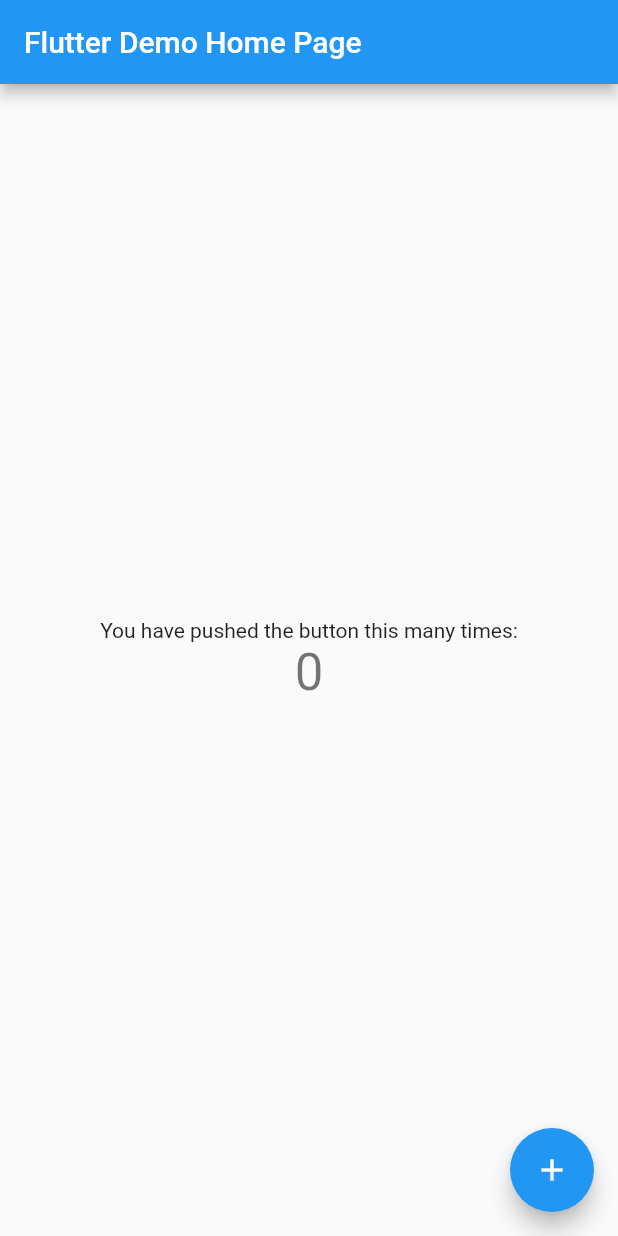
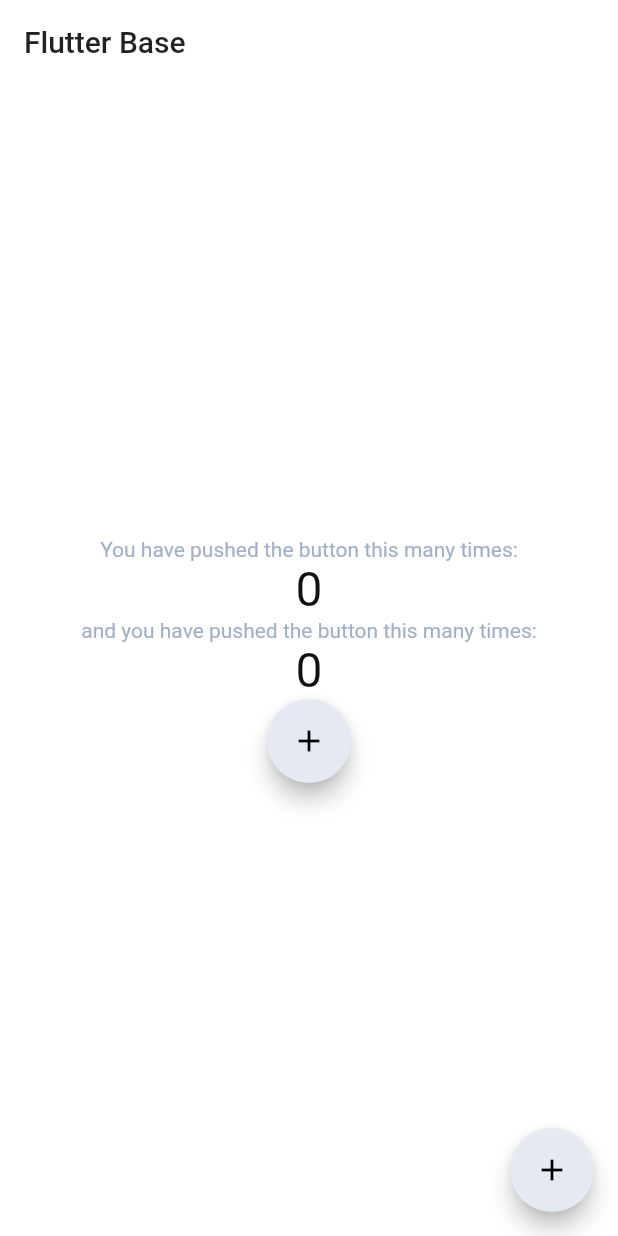
Before and after one commit to nouhben/flutter-starter-architecture, a Flutter app: the screen it shows after launch, on a phone screen of 412 x 824 dp. Run offline on Flutter 3.47's test engine with Material 2 defaults, Android fonts, the phone set to English and light mode, and no system bars; our stand-ins replace google_fonts.

Commit message:
new counter class

```diff
--- a/lib/main.dart
+++ b/lib/main.dart
@@ -1,3 +1,5 @@
+import 'package:chatt_squad/models/my_theme_provider.dart';
+import 'package:chatt_squad/shared/theme.dart';
 import 'package:flutter/material.dart';
 import 'package:provider/provider.dart';
 
@@ -9,15 +11,22 @@ class MyApp extends StatelessWidget {
   // This widget is the root of your application.
   @override
   Widget build(BuildContext context) {
-    return MaterialApp(
-      title: 'Flutter Demo',
-      theme: ThemeData(
-        primarySwatch: Colors.blue,
-        visualDensity: VisualDensity.adaptivePlatformDensity,
+    return ChangeNotifierProvider<MyThemeModel>(
+      create: (context) => MyThemeModel(),
+      child: Consumer<MyThemeModel>(
+        builder: (context, theme, child) => MaterialApp(
+          title: 'Flutter Base App Structure',
+          theme: themeData(context),
+          darkTheme: darkThemeData(context),
+          themeMode: theme.isLightTheme ? ThemeMode.light : ThemeMode.dark,
+          home: MultiProvider(providers: [
+            ChangeNotifierProvider<Counter>(create: (context) => Counter()),
+            ChangeNotifierProvider<ValueNotifier<int>>(
+              create: (context) => ValueNotifier<int>(0),
+            ),
+          ], child: MyHomePage(title: 'Flutter Base')),
+        ),
       ),
-      home: ChangeNotifierProvider(
-          create: (BuildContext context) => Counter(),
-          child: MyHomePage(title: 'Flutter Demo Home Page')),
     );
   }
 }
@@ -28,7 +37,8 @@ class MyHomePage extends StatelessWidget {
 
   @override
   Widget build(BuildContext context) {
-    final counter = Provider.of<Counter>(context);
+    final counter = Provider.of<ValueNotifier<int>>(context, listen: false);
+    //we get the counter object created & also register as listener
     print('re-building');
     return Scaffold(
       appBar: AppBar(
@@ -41,16 +51,35 @@ class MyHomePage extends StatelessWidget {
             Text(
               'You have pushed the button this many times:',
             ),
+            Consumer<ValueNotifier<int>>(
+              builder: (_, value, __) => Text(
+                '${counter.value}',
+                style: Theme.of(context).textTheme.headline4,
+              ),
+            ),
             Text(
-              '${counter.count}',
-              style: Theme.of(context).textTheme.headline4,
+              'and you have pushed the button this many times:',
+            ),
+            Consumer<Counter>(
+              builder: (_, myCounter, __) => Text(
+                '${myCounter.count}',
+                style: Theme.of(context).textTheme.headline4,
+              ),
+            ),
+            FloatingActionButton(
+              onPressed: () {
+                //myCounter.increment();
+                counter.value++;
+              },
+              tooltip: 'Increment',
+              child: Icon(Icons.add),
             ),
           ],
         ),
       ),
       floatingActionButton: FloatingActionButton(
         onPressed: () {
-          counter.increment();
+          counter.value++;
         },
         tooltip: 'Increment',
         child: Icon(Icons.add),
--- /dev/null
+++ b/lib/models/my_theme_provider.dart
@@ -0,0 +1,12 @@
+import 'package:flutter/material.dart';
+
+class MyThemeModel extends ChangeNotifier {
+  bool _isLightTheme = true;
+
+  void changeThem() {
+    _isLightTheme = !_isLightTheme;
+    notifyListeners();
+  }
+
+  bool get isLightTheme => _isLightTheme;
+}
--- /dev/null
+++ b/lib/shared/theme.dart
@@ -0,0 +1,54 @@
+import 'package:flutter/material.dart';
+import 'package:google_fonts/google_fonts.dart';
+
+import 'constants.dart';
+
+// Our light/Primary Theme
+ThemeData themeData(BuildContext context) {
+  return ThemeData(
+    appBarTheme: appBarTheme,
+    primaryColor: kPrimaryColor,
+    accentColor: kAccentLightColor,
+    scaffoldBackgroundColor: Colors.white,
+    colorScheme: ColorScheme.light(
+      secondary: kSecondaryLightColor,
+      // on light theme surface = Colors.white by default
+    ),
+    backgroundColor: Colors.white,
+    iconTheme: IconThemeData(color: kBodyTextColorLight),
+    accentIconTheme: IconThemeData(color: kAccentIconLightColor),
+    primaryIconTheme: IconThemeData(color: kPrimaryIconLightColor),
+    textTheme: GoogleFonts.latoTextTheme().copyWith(
+      bodyText1: TextStyle(color: kBodyTextColorLight),
+      bodyText2: TextStyle(color: kBodyTextColorLight),
+      headline4: TextStyle(color: kTitleTextLightColor, fontSize: 32),
+      headline1: TextStyle(color: kTitleTextLightColor, fontSize: 80),
+    ),
+  );
+}
+
+// Dark Them
+ThemeData darkThemeData(BuildContext context) {
+  return ThemeData.dark().copyWith(
+    primaryColor: kPrimaryColor,
+    accentColor: kAccentDarkColor,
+    scaffoldBackgroundColor: Color(0xFF0D0C0E),
+    appBarTheme: appBarTheme,
+    colorScheme: ColorScheme.light(
+      secondary: kSecondaryDarkColor,
+      surface: kSurfaceDarkColor,
+    ),
+    backgroundColor: kBackgroundDarkColor,
+    iconTheme: IconThemeData(color: kBodyTextColorDark),
+    accentIconTheme: IconThemeData(color: kAccentIconDarkColor),
+    primaryIconTheme: IconThemeData(color: kPrimaryIconDarkColor),
+    textTheme: GoogleFonts.latoTextTheme().copyWith(
+      bodyText1: TextStyle(color: kBodyTextColorDark),
+      bodyText2: TextStyle(color: kBodyTextColorDark),
+      headline4: TextStyle(color: kTitleTextDarkColor, fontSize: 32),
+      headline1: TextStyle(color: kTitleTextDarkColor, fontSize: 80),
+    ),
+  );
+}
+
+AppBarTheme appBarTheme = AppBarTheme(color: Colors.transparent, elevation: 0);
--- a/pubspec.yaml
+++ b/pubspec.yaml
@@ -11,6 +11,7 @@ dependencies:
     sdk: flutter
   cupertino_icons: ^0.1.3
   firebase_core: ^0.5.0+1
+  google_fonts: ^1.1.0
   provider: ^4.3.2+2
 
 dev_dependencies:
```
Also changed, not shown: lib/shared/constants.dart (added, +22 -0 lines), lib/shared/size_config.dart (added, +31 -0 lines), pubspec.lock.
